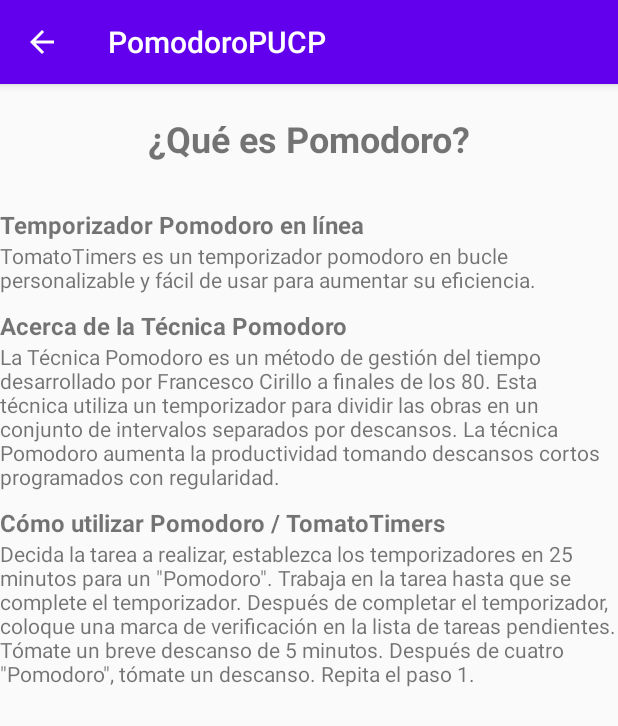
After one commit to mionks27/Lab3-G3, an Android app: the HelpActivity screen opened directly, with no data from a screen before it, on a phone screen of 412 x 824 dp. The commit adds this screen. Shown: the top 726 px of the screen. Run offline under Robolectric (Android 15) with nearby library versions, the phone set to English and light mode, and no system bars.

Commit message:
HelpButton

```diff
--- a/app/src/main/AndroidManifest.xml
+++ b/app/src/main/AndroidManifest.xml
@@ -5,10 +5,11 @@
     <application
         android:allowBackup="true"
         android:icon="@mipmap/ic_launcher"
-        android:label="@string/app_name"
+        android:label="PomodoroPUCP"
         android:roundIcon="@mipmap/ic_launcher_round"
         android:supportsRtl="true"
         android:theme="@style/AppTheme">
+        <activity android:name=".HelpActivity" android:parentActivityName=".MainActivity"></activity>
         <activity android:name=".MainActivity">
             <intent-filter>
                 <action android:name="android.intent.action.MAIN" />
--- /dev/null
+++ b/app/src/main/java/pe/edu/pucp/tel306/HelpActivity.java
@@ -0,0 +1,14 @@
+package pe.edu.pucp.tel306;
+
+import androidx.appcompat.app.AppCompatActivity;
+
+import android.os.Bundle;
+
+public class HelpActivity extends AppCompatActivity {
+
+    @Override
+    protected void onCreate(Bundle savedInstanceState) {
+        super.onCreate(savedInstanceState);
+        setContentView(R.layout.activity_help);
+    }
+}
--- a/app/src/main/java/pe/edu/pucp/tel306/MainActivity.java
+++ b/app/src/main/java/pe/edu/pucp/tel306/MainActivity.java
@@ -2,7 +2,10 @@ package pe.edu.pucp.tel306;
 
 import androidx.appcompat.app.AppCompatActivity;
 
+import android.content.Intent;
 import android.os.Bundle;
+import android.view.Menu;
+import android.view.MenuItem;
 
 public class MainActivity extends AppCompatActivity {
 
@@ -11,4 +14,15 @@ public class MainActivity extends AppCompatActivity {
         super.onCreate(savedInstanceState);
         setContentView(R.layout.activity_main);
     }
+
+    @Override
+    public boolean onCreateOptionsMenu(Menu menu) {
+        getMenuInflater().inflate(R.menu.menu, menu);
+        return true;
+    }
+
+    public void buttonHelp (MenuItem item) {
+        Intent intent = new Intent(MainActivity.this, HelpActivity.class);
+        startActivity(intent);
+    }
 }
--- /dev/null
+++ b/app/src/main/res/layout/activity_help.xml
@@ -0,0 +1,79 @@
+<?xml version="1.0" encoding="utf-8"?>
+<androidx.constraintlayout.widget.ConstraintLayout xmlns:android="http://schemas.android.com/apk/res/android"
+    xmlns:app="http://schemas.android.com/apk/res-auto"
+    xmlns:tools="http://schemas.android.com/tools"
+    android:layout_width="match_parent"
+    android:layout_height="match_parent"
+    tools:context=".HelpActivity">
+
+    <ScrollView
+        android:layout_width="match_parent"
+        android:layout_height="match_parent">
+
+        <LinearLayout
+            android:layout_width="match_parent"
+            android:layout_height="wrap_content"
+            android:orientation="vertical" >
+
+            <TextView
+                android:id="@+id/textViewTitleHelp"
+                android:layout_width="match_parent"
+                android:layout_height="wrap_content"
+                android:layout_marginTop="20dp"
+                android:layout_marginBottom="30dp"
+                android:text="¿Qué es Pomodoro?"
+                android:textAlignment="center"
+                android:textSize="24sp"
+                android:textStyle="bold" />
+
+            <TextView
+                android:id="@+id/textViewSubT1"
+                android:layout_width="match_parent"
+                android:layout_height="wrap_content"
+                android:text="Temporizador Pomodoro en línea"
+                android:textSize="16sp"
+                android:textStyle="bold" />
+
+            <TextView
+                android:id="@+id/textViewText1"
+                android:layout_width="match_parent"
+                android:layout_height="wrap_content"
+                android:layout_marginBottom="10dp"
+                android:text="TomatoTimers es un temporizador pomodoro en bucle personalizable y fácil de usar para aumentar su eficiencia."
+                android:textSize="14sp" />
+
+            <TextView
+                android:id="@+id/textViewSubT2"
+                android:layout_width="match_parent"
+                android:layout_height="wrap_content"
+                android:text="Acerca de la Técnica Pomodoro"
+                android:textSize="16sp"
+                android:textStyle="bold" />
+
+            <TextView
+                android:id="@+id/textViewText2"
+                android:layout_width="match_parent"
+                android:layout_height="wrap_content"
+                android:layout_marginBottom="10dp"
+                android:text="La Técnica Pomodoro es un método de gestión del tiempo desarrollado por Francesco Cirillo a finales de los 80. Esta técnica utiliza un temporizador para dividir las obras en un conjunto de intervalos separados por descansos. La técnica Pomodoro aumenta la productividad tomando descansos cortos programados con regularidad."
+                android:textSize="14sp" />
+
+            <TextView
+                android:id="@+id/textViewSubT3"
+                android:layout_width="match_parent"
+                android:layout_height="wrap_content"
+                android:text="Cómo utilizar Pomodoro / TomatoTimers"
+                android:textSize="16sp"
+                android:textStyle="bold" />
+
+            <TextView
+                android:id="@+id/textViewText3"
+                android:layout_width="match_parent"
+                android:layout_height="wrap_content"
+                android:layout_marginBottom="10dp"
+                android:text='Decida la tarea a realizar, establezca los temporizadores en 25 minutos para un "Pomodoro". Trabaja en la tarea hasta que se complete el temporizador. Después de completar el temporizador, coloque una marca de verificación en la lista de tareas pendientes. Tómate un breve descanso de 5 minutos. Después de cuatro "Pomodoro", tómate un descanso. Repita el paso 1.'
+                android:textSize="14sp" />
+
+        </LinearLayout>
+    </ScrollView>
+</androidx.constraintlayout.widget.ConstraintLayout>
--- a/app/src/main/res/menu/menu.xml
+++ b/app/src/main/res/menu/menu.xml
@@ -1,4 +1,11 @@
 <?xml version="1.0" encoding="utf-8"?>
-<menu xmlns:android="http://schemas.android.com/apk/res/android">
+<menu xmlns:app="http://schemas.android.com/apk/res-auto"
+    xmlns:android="http://schemas.android.com/apk/res/android">
 
+    <item
+        android:id="@+id/help_button"
+        android:icon="@drawable/ic_action_ayuda"
+        android:onClick="buttonHelp"
+        android:title="Ayuda"
+        app:showAsAction="ifRoom" />
 </menu>
--- a/app/src/main/res/values/styles.xml
+++ b/app/src/main/res/values/styles.xml
@@ -5,6 +5,8 @@
         <item name="colorPrimary">@color/colorPrimary</item>
         <item name="colorPrimaryDark">@color/colorPrimaryDark</item>
         <item name="colorAccent">@color/colorAccent</item>
+        <!--item name="windowActionBar">false</item>
+        <item name="windowNoTitle">true</item-->
     </style>
 
 </resources>
```
